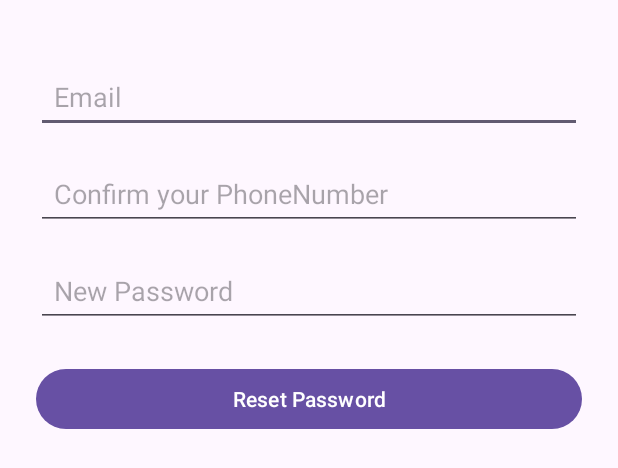
After one commit to CalebHartsliefST10255912/PROG7313_POE_PART2, an Android app: the layout activity_reset_password.xml on its own in the app's theme, with its tools: preview values and no code run, on a phone screen of 412 x 824 dp. The commit adds this screen. Shown: the top 468 px of the screen. Run offline under Robolectric (Android 15) with nearby library versions, the phone set to English and light mode, and no system bars.

Commit message:
Forgot-Password Backend Implementation
I did the backend for the forgot password, I had to make my own views as a separate page, I can't authenticate that the user is who he says he is so I just asked for them to confirm their phone number

```diff
--- a/BudgetBee/app/src/main/AndroidManifest.xml
+++ b/BudgetBee/app/src/main/AndroidManifest.xml
@@ -37,6 +37,7 @@
         <activity android:name=".LoginActivity" android:exported="true"/>
         <activity android:name=".RegisterActivity" android:exported="true"/>
         <activity android:name=".HomeActivity" android:exported="true"/>
+        <activity android:name=".ResetPasswordActivity" android:exported="true"/>
 
     </application>
 
--- /dev/null
+++ b/BudgetBee/app/src/main/res/layout/activity_reset_password.xml
@@ -0,0 +1,46 @@
+<LinearLayout
+    xmlns:android="http://schemas.android.com/apk/res/android"
+    android:orientation="vertical"
+    android:layout_width="match_parent"
+    android:layout_height="match_parent"
+    android:padding="24dp">
+
+    <EditText
+        android:id="@+id/editTextUserEmail"
+        android:hint="Email"
+        android:layout_width="match_parent"
+        android:layout_height="wrap_content"
+        android:layout_marginTop="16dp"
+        android:minWidth="48dp"
+        android:minHeight="48dp"
+        android:padding="12dp"/>
+
+    <EditText
+        android:id="@+id/editTextUserPhone"
+        android:hint="Confirm your PhoneNumber"
+        android:layout_width="match_parent"
+        android:layout_height="wrap_content"
+        android:layout_marginTop="16dp"
+        android:minWidth="48dp"
+        android:minHeight="48dp"
+        android:padding="12dp"/>
+
+    <EditText
+        android:id="@+id/editTextNewPassword"
+        android:hint="New Password"
+        android:inputType="textPassword"
+        android:layout_width="match_parent"
+        android:layout_height="wrap_content"
+        android:layout_marginTop="16dp"
+        android:minWidth="48dp"
+        android:minHeight="48dp"
+        android:padding="12dp"/>
+
+
+    <Button
+        android:id="@+id/ResetPasswordButton"
+        android:text="Reset Password"
+        android:layout_width="match_parent"
+        android:layout_height="wrap_content"
+        android:layout_marginTop="24dp"/>
+</LinearLayout>
```
Also changed, not shown: BudgetBee/app/src/main/java/com/example/budgetbee/AppDatabase.kt (+7 -3 lines), BudgetBee/app/src/main/java/com/example/budgetbee/LoginActivity.kt (+9 -0 lines), BudgetBee/app/src/main/java/com/example/budgetbee/ResetPasswordActivity.kt (added, +85 -0 lines), BudgetBee/app/src/main/java/com/example/budgetbee/UserDao.kt (+12 -0 lines).
